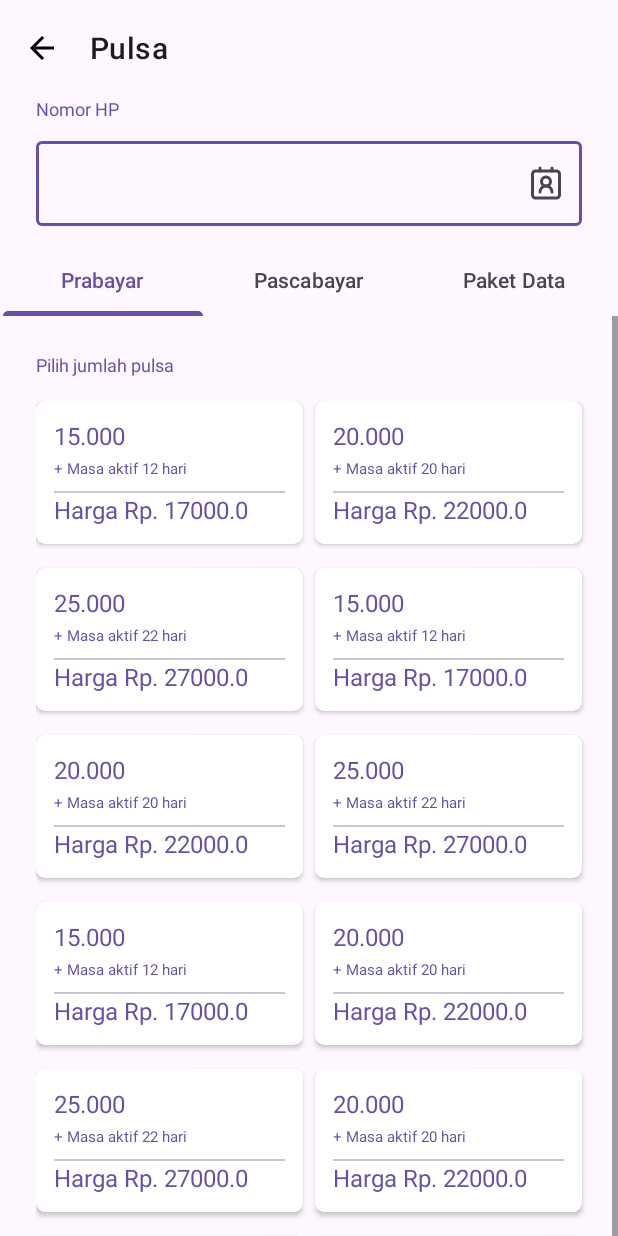
After one commit to DenFadhli/IniDesaku, an Android app: the PrabayarFragment screen opened directly, with no data from a screen before it, on a phone screen of 412 x 824 dp. The commit adds this screen. Run offline under Robolectric (Android 15) with nearby library versions, the phone set to English and light mode, and no system bars.

Commit message:
add PulsaActivity and prototype

```diff
--- a/app/src/main/AndroidManifest.xml
+++ b/app/src/main/AndroidManifest.xml
@@ -13,6 +13,9 @@
         android:theme="@style/Theme.IniDesakuBeta"
         tools:targetApi="31">
         <activity
+            android:name=".ui.ppob.pulsa.PulsaActivity"
+            android:exported="false" />
+        <activity
             android:name=".ui.HomeActivity"
             android:exported="false" />
         <activity
--- /dev/null
+++ b/app/src/main/java/com/citiasia/inidesakubeta/model/PriceListDummy.kt
@@ -0,0 +1,8 @@
+package com.citiasia.inidesakubeta.model
+
+data class PriceListDummy(
+    var nominal: String,
+    var tambahanHari: Int,
+    var harga: Double
+
+)
--- /dev/null
+++ b/app/src/main/java/com/citiasia/inidesakubeta/model/PulsaDataInput.kt
@@ -0,0 +1,6 @@
+package com.citiasia.inidesakubeta.model
+
+data class PulsaDataInput(
+    var number: String?,
+    var provider: String?
+)
--- a/app/src/main/java/com/citiasia/inidesakubeta/ui/HomeActivity.kt
+++ b/app/src/main/java/com/citiasia/inidesakubeta/ui/HomeActivity.kt
@@ -46,6 +46,9 @@ class HomeActivity : AppCompatActivity() {
         }
     }
 
+
+
+
     private fun replaceFragment(fragment: Fragment) {
         val fragmentManager = supportFragmentManager
         val fragmentTransaction = fragmentManager.beginTransaction()
--- a/app/src/main/java/com/citiasia/inidesakubeta/ui/MainActivity.kt
+++ b/app/src/main/java/com/citiasia/inidesakubeta/ui/MainActivity.kt
@@ -3,10 +3,15 @@ package com.citiasia.inidesakubeta.ui
 import androidx.appcompat.app.AppCompatActivity
 import android.os.Bundle
 import com.citiasia.inidesakubeta.R
+import com.citiasia.inidesakubeta.databinding.ActivityMainBinding
 
 class MainActivity : AppCompatActivity() {
+
+    private lateinit var binding: ActivityMainBinding
+
     override fun onCreate(savedInstanceState: Bundle?) {
         super.onCreate(savedInstanceState)
-        setContentView(R.layout.activity_main)
+        binding = ActivityMainBinding.inflate(layoutInflater)
+        setContentView(binding.root)
     }
 }
--- /dev/null
+++ b/app/src/main/java/com/citiasia/inidesakubeta/ui/adapter/PulsaListAdapter.kt
@@ -0,0 +1,52 @@
+package com.citiasia.inidesakubeta.ui.adapter
+
+import android.view.LayoutInflater
+import android.view.ViewGroup
+import androidx.recyclerview.widget.RecyclerView
+import com.citiasia.inidesakubeta.databinding.ItemListPulsaBinding
+import com.citiasia.inidesakubeta.model.PriceListDummy
+
+class PulsaListAdapter(private val list: List<PriceListDummy>) : RecyclerView.Adapter<PulsaListAdapter.ViewHolder>() {
+
+    private lateinit var onItemClickCallback: OnItemClickCallback
+
+    fun setOnItemClickCallback(onItemClickCallback: OnItemClickCallback) {
+        this.onItemClickCallback = onItemClickCallback
+    }
+
+
+    inner class ViewHolder(val view: ItemListPulsaBinding) : RecyclerView.ViewHolder(view.root) {
+        private val binding = view
+        fun bind(data: PriceListDummy) {
+            binding.apply {
+                tvNominal.text = data.nominal
+                tvMasaAktif.text = "+ Masa aktif ${data.tambahanHari} hari"
+                tvHarga.text = "Harga Rp. ${data.harga}"
+            }
+        }
+    }
+
+    override fun onCreateViewHolder(parent: ViewGroup, viewType: Int): ViewHolder {
+        return ViewHolder(
+            ItemListPulsaBinding.inflate(
+                LayoutInflater.from(
+                    parent.context),
+                parent,
+                false)
+        )
+    }
+
+    override fun getItemCount(): Int = list.size
+
+    override fun onBindViewHolder(holder: ViewHolder, position: Int) {
+        holder.bind(list[position])
+
+        holder.itemView.setOnClickListener { onItemClickCallback.onItemClicked(list[holder.adapterPosition]) }
+    }
+
+    interface OnItemClickCallback {
+        fun onItemClicked(data: PriceListDummy)
+    }
+
+
+}
--- /dev/null
+++ b/app/src/main/java/com/citiasia/inidesakubeta/ui/adapter/PulsaTabAdapter.kt
@@ -0,0 +1,24 @@
+package com.citiasia.inidesakubeta.ui.adapter
+
+import androidx.appcompat.app.AppCompatActivity
+import androidx.fragment.app.Fragment
+import androidx.viewpager2.adapter.FragmentStateAdapter
+import com.citiasia.inidesakubeta.ui.ppob.PpobFragment
+import com.citiasia.inidesakubeta.ui.ppob.pulsa.prabayar.PrabayarFragment
+
+class PulsaTabAdapter(activity: AppCompatActivity) : FragmentStateAdapter(activity) {
+
+    override fun createFragment(position: Int): Fragment {
+        var fragment: Fragment? = null
+        when (position) {
+            0 -> fragment = PrabayarFragment()
+            1 -> fragment = PrabayarFragment()
+            2 -> fragment = PrabayarFragment()
+        }
+        return fragment as Fragment
+    }
+
+    override fun getItemCount(): Int {
+        return 3
+    }
+}
--- a/app/src/main/java/com/citiasia/inidesakubeta/ui/ppob/PpobFragment.kt
+++ b/app/src/main/java/com/citiasia/inidesakubeta/ui/ppob/PpobFragment.kt
@@ -1,60 +1,42 @@
 package com.citiasia.inidesakubeta.ui.ppob
 
+import android.content.Intent
 import android.os.Bundle
 import androidx.fragment.app.Fragment
 import android.view.LayoutInflater
 import android.view.View
 import android.view.ViewGroup
 import com.citiasia.inidesakubeta.R
+import com.citiasia.inidesakubeta.databinding.FragmentPpobBinding
+import com.citiasia.inidesakubeta.ui.ppob.pulsa.PulsaActivity
 
-// TODO: Rename parameter arguments, choose names that match
-// the fragment initialization parameters, e.g. ARG_ITEM_NUMBER
-private const val ARG_PARAM1 = "param1"
-private const val ARG_PARAM2 = "param2"
+class PpobFragment : Fragment() {
 
-/**
- * A simple [Fragment] subclass.
- * Use the [PpobFragment.newInstance] factory method to
- * create an instance of this fragment.
- */
-class PpobFragment : Fragment() {
-    // TODO: Rename and change types of parameters
-    private var param1: String? = null
-    private var param2: String? = null
-
-    override fun onCreate(savedInstanceState: Bundle?) {
-        super.onCreate(savedInstanceState)
-        arguments?.let {
-            param1 = it.getString(ARG_PARAM1)
-            param2 = it.getString(ARG_PARAM2)
-        }
-    }
+    private var _binding: FragmentPpobBinding? = null
+    private val binding get() = _binding !!
 
     override fun onCreateView(
         inflater: LayoutInflater, container: ViewGroup?,
         savedInstanceState: Bundle?
     ): View? {
-        // Inflate the layout for this fragment
-        return inflater.inflate(R.layout.fragment_ppob, container, false)
+        _binding = FragmentPpobBinding.inflate(layoutInflater, container, false)
+        return binding.root
     }
 
-    companion object {
-        /**
-         * Use this factory method to create a new instance of
-         * this fragment using the provided parameters.
-         *
-         * @param param1 Parameter 1.
-         * @param param2 Parameter 2.
-         * @return A new instance of fragment PpobFragment.
-         */
-        // TODO: Rename and change types and number of parameters
-        @JvmStatic
-        fun newInstance(param1: String, param2: String) =
-            PpobFragment().apply {
-                arguments = Bundle().apply {
-                    putString(ARG_PARAM1, param1)
-                    putString(ARG_PARAM2, param2)
-                }
+    override fun onViewCreated(view: View, savedInstanceState: Bundle?) {
+        super.onViewCreated(view, savedInstanceState)
+
+
+        iconClick()
+    }
+
+    private fun iconClick() {
+        with(binding) {
+            btnPulsaPra.setOnClickListener {
+                val intent = Intent(requireActivity(), PulsaActivity::class.java)
+                startActivity(intent)
             }
+        }
     }
+
 }
--- /dev/null
+++ b/app/src/main/java/com/citiasia/inidesakubeta/ui/ppob/pulsa/PulsaActivity.kt
@@ -0,0 +1,72 @@
+package com.citiasia.inidesakubeta.ui.ppob.pulsa
+
+import androidx.appcompat.app.AppCompatActivity
+import android.os.Bundle
+import android.text.Editable
+import android.text.TextWatcher
+import androidx.annotation.StringRes
+import androidx.core.widget.addTextChangedListener
+import androidx.core.widget.doAfterTextChanged
+import androidx.core.widget.doOnTextChanged
+import com.citiasia.inidesakubeta.R
+import com.citiasia.inidesakubeta.databinding.ActivityPulsaBinding
+import com.citiasia.inidesakubeta.model.PulsaDataInput
+import com.citiasia.inidesakubeta.ui.adapter.PulsaTabAdapter
+import com.citiasia.inidesakubeta.utils.PulsaPreference
+import com.google.android.material.tabs.TabLayoutMediator
+
+class PulsaActivity : AppCompatActivity() {
+
+    private lateinit var binding: ActivityPulsaBinding
+    private lateinit var pref: PulsaPreference
+
+    override fun onCreate(savedInstanceState: Bundle?) {
+        super.onCreate(savedInstanceState)
+        binding = ActivityPulsaBinding.inflate(layoutInflater)
+        setContentView(binding.root)
+
+        pref = PulsaPreference(this)
+        setTabAdapter()
+        onClick()
+    }
+
+    private fun onClick() {
+
+        binding.textNumberPhone.addTextChangedListener(object : TextWatcher{
+            override fun beforeTextChanged(s: CharSequence?, start: Int, count: Int, after: Int) {
+
+            }
+
+            override fun onTextChanged(s: CharSequence?, start: Int, before: Int, count: Int) {
+
+            }
+
+            override fun afterTextChanged(s: Editable?) {
+                val data = PulsaDataInput(s.toString(), "")
+                pref.saveData(data)
+            }
+
+        })
+    }
+
+    private fun setTabAdapter() {
+        val sectionsPagerAdapter = PulsaTabAdapter(this as AppCompatActivity)
+        with(binding) {
+            viewPager.adapter = sectionsPagerAdapter
+            TabLayoutMediator(tabLayout, viewPager) { tab, position ->
+                tab.text = resources.getString(TAB_TITLES[position])
+            }.attach()
+        }
+    }
+
+
+
+    companion object{
+        @StringRes
+        private val TAB_TITLES = intArrayOf(
+            R.string.tab_pulsa_1,
+            R.string.tab_pulsa_2,
+            R.string.tab_pulsa_3
+        )
+    }
+}
--- /dev/null
+++ b/app/src/main/java/com/citiasia/inidesakubeta/ui/ppob/pulsa/prabayar/PrabayarFragment.kt
@@ -0,0 +1,87 @@
+package com.citiasia.inidesakubeta.ui.ppob.pulsa.prabayar
+
+import android.os.Bundle
+import androidx.fragment.app.Fragment
+import android.view.LayoutInflater
+import android.view.View
+import android.view.ViewGroup
+import android.widget.Toast
+import androidx.recyclerview.widget.GridLayoutManager
+import com.citiasia.inidesakubeta.R
+import com.citiasia.inidesakubeta.databinding.FragmentPrabayarBinding
+import com.citiasia.inidesakubeta.model.PriceListDummy
+import com.citiasia.inidesakubeta.ui.adapter.PulsaListAdapter
+import com.citiasia.inidesakubeta.utils.PulsaPreference
+
+class PrabayarFragment : Fragment() {
+
+    private var _binding: FragmentPrabayarBinding? = null
+    private val binding get() = _binding!!
+
+    private var priceList = mutableListOf<PriceListDummy>()
+    private lateinit var prefNumber: PulsaPreference
+
+    override fun onCreateView(
+        inflater: LayoutInflater, container: ViewGroup?,
+        savedInstanceState: Bundle?
+    ): View? {
+        _binding = FragmentPrabayarBinding.inflate(layoutInflater, container, false)
+        return binding.root
+    }
+
+    override fun onViewCreated(view: View, savedInstanceState: Bundle?) {
+        super.onViewCreated(view, savedInstanceState)
+
+        priceList = ArrayList()
+        prefNumber = PulsaPreference(requireContext())
+        prepareDataList()
+        setUpAdapter()
+
+    }
+
+    private fun setUpAdapter() {
+        var adapter = PulsaListAdapter(priceList)
+        binding.apply {
+            rvPulsa.layoutManager = GridLayoutManager(requireActivity(), 2)
+            rvPulsa.adapter = adapter
+        }
+
+        adapter.setOnItemClickCallback(object : PulsaListAdapter.OnItemClickCallback{
+            override fun onItemClicked(data: PriceListDummy) {
+                val dataInputNumber = prefNumber.getData()
+                Toast.makeText(requireContext(), "${data.nominal} ${dataInputNumber.number}", Toast.LENGTH_SHORT).show()
+            }
+        })
+    }
+
+    private fun prepareDataList() {
+        var list = PriceListDummy("15.000", 12, 17000.0)
+        priceList.add(list)
+        list = PriceListDummy("20.000", 20, 22000.0)
+        priceList.add(list)
+        list = PriceListDummy("25.000", 22, 27000.0)
+        priceList.add(list)
+        list = PriceListDummy("15.000", 12, 17000.0)
+        priceList.add(list)
+        list = PriceListDummy("20.000", 20, 22000.0)
+        priceList.add(list)
+        list = PriceListDummy("25.000", 22, 27000.0)
+        priceList.add(list)
+        list = PriceListDummy("15.000", 12, 17000.0)
+        priceList.add(list)
+        list = PriceListDummy("20.000", 20, 22000.0)
+        priceList.add(list)
+        list = PriceListDummy("25.000", 22, 27000.0)
+        priceList.add(list)
+        list = PriceListDummy("20.000", 20, 22000.0)
+        priceList.add(list)
+        list = PriceListDummy("25.000", 22, 27000.0)
+        priceList.add(list)
+        list = PriceListDummy("20.000", 20, 22000.0)
+        priceList.add(list)
+        list = PriceListDummy("25.000", 22, 27000.0)
+        priceList.add(list)
+
+    }
+
+}
--- /dev/null
+++ b/app/src/main/java/com/citiasia/inidesakubeta/utils/PulsaPreference.kt
@@ -0,0 +1,32 @@
+package com.citiasia.inidesakubeta.utils
+
+import android.content.Context
+import com.citiasia.inidesakubeta.model.PulsaDataInput
+
+class PulsaPreference(context: Context) {
+
+    private val preference = context.getSharedPreferences("pulsa_data", Context.MODE_PRIVATE)
+
+    fun saveData(data: PulsaDataInput) {
+        val editor = preference.edit()
+        editor.putString("number", data.number)
+        editor.putString("provider", data.provider)
+        editor.apply()
+    }
+
+    fun getData() : PulsaDataInput {
+        val number = preference.getString("number", "")
+        val provider = preference.getString("provider", "")
+
+        val data = PulsaDataInput(number, provider)
+        return data
+    }
+
+    fun removeData() {
+        var editor = preference.edit()
+        editor.remove("number")
+        editor.remove("provider")
+        editor.apply()
+    }
+
+}
--- a/app/src/main/res/drawable/layout_rounded_top_white_bg.xml
+++ b/app/src/main/res/drawable/layout_rounded_top_white_bg.xml
@@ -1,7 +1,7 @@
 <?xml version="1.0" encoding="utf-8"?>
 <shape xmlns:android="http://schemas.android.com/apk/res/android">
 
-    <solid android:color="@color/white"
+    <solid android:color="?attr/colorOnSecondary"
         android:width="2dp"/>
 
 
--- /dev/null
+++ b/app/src/main/res/drawable/lucide_contact.xml
@@ -0,0 +1,34 @@
+<vector xmlns:android="http://schemas.android.com/apk/res/android"
+    android:width="24dp"
+    android:height="24dp"
+    android:viewportWidth="24"
+    android:viewportHeight="24">
+  <path
+      android:pathData="M16,18C16,16.939 15.579,15.922 14.828,15.172C14.078,14.421 13.061,14 12,14C10.939,14 9.922,14.421 9.172,15.172C8.421,15.922 8,16.939 8,18"
+      android:strokeLineJoin="round"
+      android:strokeWidth="2"
+      android:fillColor="#00000000"
+      android:strokeColor="#000000"
+      android:strokeLineCap="round"/>
+  <path
+      android:pathData="M12,14C13.657,14 15,12.657 15,11C15,9.343 13.657,8 12,8C10.343,8 9,9.343 9,11C9,12.657 10.343,14 12,14Z"
+      android:strokeLineJoin="round"
+      android:strokeWidth="2"
+      android:fillColor="#00000000"
+      android:strokeColor="#000000"
+      android:strokeLineCap="round"/>
+  <path
+      android:pathData="M19,4H5C3.895,4 3,4.895 3,6V20C3,21.105 3.895,22 5,22H19C20.105,22 21,21.105 21,20V6C21,4.895 20.105,4 19,4Z"
+      android:strokeLineJoin="round"
+      android:strokeWidth="2"
+      android:fillColor="#00000000"
+      android:strokeColor="#000000"
+      android:strokeLineCap="round"/>
+  <path
+      android:pathData="M8,2V4M16,2V4"
+      android:strokeLineJoin="round"
+      android:strokeWidth="2"
+      android:fillColor="#00000000"
+      android:strokeColor="#000000"
+      android:strokeLineCap="round"/>
+</vector>
--- /dev/null
+++ b/app/src/main/res/layout/activity_pulsa.xml
@@ -0,0 +1,83 @@
+<?xml version="1.0" encoding="utf-8"?>
+<androidx.constraintlayout.widget.ConstraintLayout xmlns:android="http://schemas.android.com/apk/res/android"
+    xmlns:app="http://schemas.android.com/apk/res-auto"
+    xmlns:tools="http://schemas.android.com/tools"
+    android:layout_width="match_parent"
+    android:layout_height="match_parent"
+    tools:context=".ui.ppob.pulsa.PulsaActivity">
+
+    <com.google.android.material.appbar.AppBarLayout
+        android:id="@+id/appBarLayout"
+        android:layout_width="0dp"
+        android:layout_height="wrap_content"
+        app:layout_constraintTop_toTopOf="parent"
+        app:layout_constraintStart_toStartOf="parent"
+        app:layout_constraintEnd_toEndOf="parent"
+        >
+
+        <com.google.android.material.appbar.MaterialToolbar
+            android:id="@+id/topAppBar"
+            android:layout_width="match_parent"
+            android:layout_height="?attr/actionBarSize"
+            app:layout_anchor="@+id/appBarLayout"
+            app:layout_anchorGravity="center"
+            app:title="@string/pulsa"
+            app:titleTextAppearance="@style/TextAppearance.MaterialComponents.Headline6"
+            app:navigationIcon="@drawable/baseline_arrow_back_24"
+            app:navigationIconTint="@color/black"/>
+
+    </com.google.android.material.appbar.AppBarLayout>
+
+
+    <TextView
+        android:id="@+id/tvNoHp"
+        android:layout_width="0dp"
+        android:layout_height="wrap_content"
+        android:layout_marginHorizontal="24dp"
+        app:layout_constraintTop_toBottomOf="@id/appBarLayout"
+        app:layout_constraintStart_toStartOf="parent"
+        app:layout_constraintEnd_toEndOf="parent"
+        android:text="@string/nomor_hp"
+        style="@style/Theme.IniDesakuBeta.Text.Caption"/>
+
+    <com.google.android.material.textfield.TextInputLayout
+        android:id="@+id/layoutNomor"
+        style="@style/ThemeOverlay.Material3.AutoCompleteTextView.OutlinedBox"
+        android:layout_width="0dp"
+        android:layout_height="wrap_content"
+        app:layout_constraintTop_toBottomOf="@id/tvNoHp"
+        app:layout_constraintStart_toStartOf="@id/tvNoHp"
+        app:layout_constraintEnd_toEndOf="@id/tvNoHp"
+        android:layout_marginTop="8dp"
+        app:endIconMode="custom"
+        app:endIconDrawable="@drawable/lucide_contact"
+        app:endIconContentDescription="@string/contact"
+        android:hint=""
+        >
+        <com.google.android.material.textfield.TextInputEditText
+            android:id="@+id/textNumberPhone"
+            android:layout_width="match_parent"
+            android:layout_height="wrap_content"
+            android:inputType="number"/>
+    </com.google.android.material.textfield.TextInputLayout>
+
+    <com.google.android.material.tabs.TabLayout
+        android:id="@+id/tab_layout"
+        android:layout_width="0dp"
+        android:layout_height="wrap_content"
+        android:layout_marginTop="12dp"
+        app:tabIndicatorFullWidth="true"
+        app:layout_constraintTop_toBottomOf="@id/layoutNomor"
+        app:layout_constraintStart_toStartOf="parent"
+        app:layout_constraintEnd_toEndOf="parent"
+        android:background="@android:color/transparent"/>
+
+    <androidx.viewpager2.widget.ViewPager2
+        android:id="@+id/view_pager"
+        android:layout_width="0dp"
+        android:layout_height="wrap_content"
+        app:layout_constraintTop_toBottomOf="@id/tab_layout"
+        app:layout_constraintStart_toStartOf="@id/tab_layout"
+        app:layout_constraintEnd_toEndOf="@id/tab_layout" />
+
+</androidx.constraintlayout.widget.ConstraintLayout>
--- a/app/src/main/res/layout/fragment_ppob.xml
+++ b/app/src/main/res/layout/fragment_ppob.xml
@@ -4,7 +4,7 @@
     xmlns:tools="http://schemas.android.com/tools"
     android:layout_width="match_parent"
     android:layout_height="match_parent"
-    android:background="@color/grey"
+    android:background="?attr/colorSecondaryContainer"
     tools:context=".ui.ppob.PpobFragment">
 
     <com.google.android.material.imageview.ShapeableImageView
--- /dev/null
+++ b/app/src/main/res/layout/fragment_prabayar.xml
@@ -0,0 +1,41 @@
+<?xml version="1.0" encoding="utf-8"?>
+<ScrollView xmlns:android="http://schemas.android.com/apk/res/android"
+    xmlns:app="http://schemas.android.com/apk/res-auto"
+    xmlns:tools="http://schemas.android.com/tools"
+    android:layout_width="match_parent"
+    android:layout_height="match_parent"
+    tools:context=".ui.ppob.pulsa.prabayar.PrabayarFragment">
+
+    <androidx.constraintlayout.widget.ConstraintLayout
+        android:layout_width="match_parent"
+        android:layout_height="wrap_content"
+        android:paddingVertical="24dp">
+
+        <TextView
+            android:id="@+id/tvPilihPulsa"
+            style="@style/Theme.IniDesakuBeta.Text.Caption"
+            android:layout_width="0dp"
+            android:layout_marginHorizontal="24dp"
+            android:layout_height="wrap_content"
+            android:text="@string/pilih_jumlah_pulsa"
+            app:layout_constraintEnd_toEndOf="parent"
+            app:layout_constraintStart_toStartOf="parent"
+            app:layout_constraintTop_toTopOf="parent" />
+
+        <androidx.recyclerview.widget.RecyclerView
+            android:id="@+id/rvPulsa"
+            android:layout_width="0dp"
+            android:layout_height="wrap_content"
+            android:layout_marginTop="16dp"
+            android:layout_marginStart="24dp"
+            android:layout_marginEnd="16dp"
+            app:layoutManager="androidx.recyclerview.widget.GridLayoutManager"
+            app:layout_constraintEnd_toEndOf="parent"
+            app:layout_constraintStart_toStartOf="parent"
+            app:layout_constraintTop_toBottomOf="@id/tvPilihPulsa"
+            tools:listitem="@layout/item_list_pulsa" />
+
+    </androidx.constraintlayout.widget.ConstraintLayout>
+
+
+</ScrollView>
--- /dev/null
+++ b/app/src/main/res/layout/item_list_pulsa.xml
@@ -0,0 +1,61 @@
+<?xml version="1.0" encoding="utf-8"?>
+<androidx.cardview.widget.CardView xmlns:android="http://schemas.android.com/apk/res/android"
+    android:layout_width="match_parent"
+    android:layout_height="wrap_content"
+    xmlns:app="http://schemas.android.com/apk/res-auto"
+    xmlns:tools="http://schemas.android.com/tools"
+    app:cardCornerRadius="6dp"
+    android:layout_marginBottom="16dp"
+    android:layout_marginEnd="8dp"
+    android:layout_gravity="center">
+
+    <androidx.constraintlayout.widget.ConstraintLayout
+        android:layout_width="match_parent"
+        android:layout_height="wrap_content"
+        android:padding="12dp">
+
+        <TextView
+            android:id="@+id/tvNominal"
+            android:layout_width="0dp"
+            android:layout_height="wrap_content"
+            style="@style/Theme.IniDesakuBeta.TextBold.Subtitle1"
+            tools:text="15.000"
+            app:layout_constraintTop_toTopOf="parent"
+            app:layout_constraintStart_toStartOf="parent"
+            app:layout_constraintEnd_toEndOf="parent"
+            />
+
+        <TextView
+            android:id="@+id/tvMasaAktif"
+            android:layout_width="0dp"
+            android:layout_height="wrap_content"
+            android:layout_marginTop="4dp"
+            app:layout_constraintTop_toBottomOf="@id/tvNominal"
+            app:layout_constraintStart_toStartOf="@id/tvNominal"
+            app:layout_constraintEnd_toEndOf="@id/tvNominal"
+            style="@style/Theme.IniDesakuBeta.Text.CaptionButton"
+            tools:text="+ Masa aktif 12 hari"/>
+
+        <com.google.android.material.divider.MaterialDivider
+            android:id="@+id/pulsaDivider"
+            android:layout_width="0dp"
+            android:layout_height="wrap_content"
+            app:layout_constraintTop_toBottomOf="@id/tvMasaAktif"
+            app:layout_constraintStart_toStartOf="@id/tvMasaAktif"
+            app:layout_constraintEnd_toEndOf="@id/tvMasaAktif"
+            android:layout_marginTop="8dp"/>
+
+        <TextView
+            android:id="@+id/tvHarga"
+            android:layout_width="0dp"
+            android:layout_height="wrap_content"
+            app:layout_constraintTop_toBottomOf="@id/pulsaDivider"
+            app:layout_constraintStart_toStartOf="@id/pulsaDivider"
+            app:layout_constraintEnd_toEndOf="@id/pulsaDivider"
+            tools:text="Harga Rp. 17.000"
+            style="@style/Theme.IniDesakuBeta.TextBold.Subtitle1"/>
+
+
+    </androidx.constraintlayout.widget.ConstraintLayout>
+
+</androidx.cardview.widget.CardView>
--- a/app/src/main/res/values/strings.xml
+++ b/app/src/main/res/values/strings.xml
@@ -46,4 +46,10 @@
     <string name="lainnya">Lainnya</string>
     <string name="bpjs">BPJS</string>
     <string name="pdam">PDAM</string>
+    <string name="nomor_hp">Nomor HP</string>
+    <string name="contact">contact</string>
+    <string name="tab_pulsa_1">Prabayar</string>
+    <string name="tab_pulsa_2">Pascabayar</string>
+    <string name="tab_pulsa_3">Paket Data</string>
+    <string name="pilih_jumlah_pulsa">Pilih jumlah pulsa</string>
 </resources>
```
